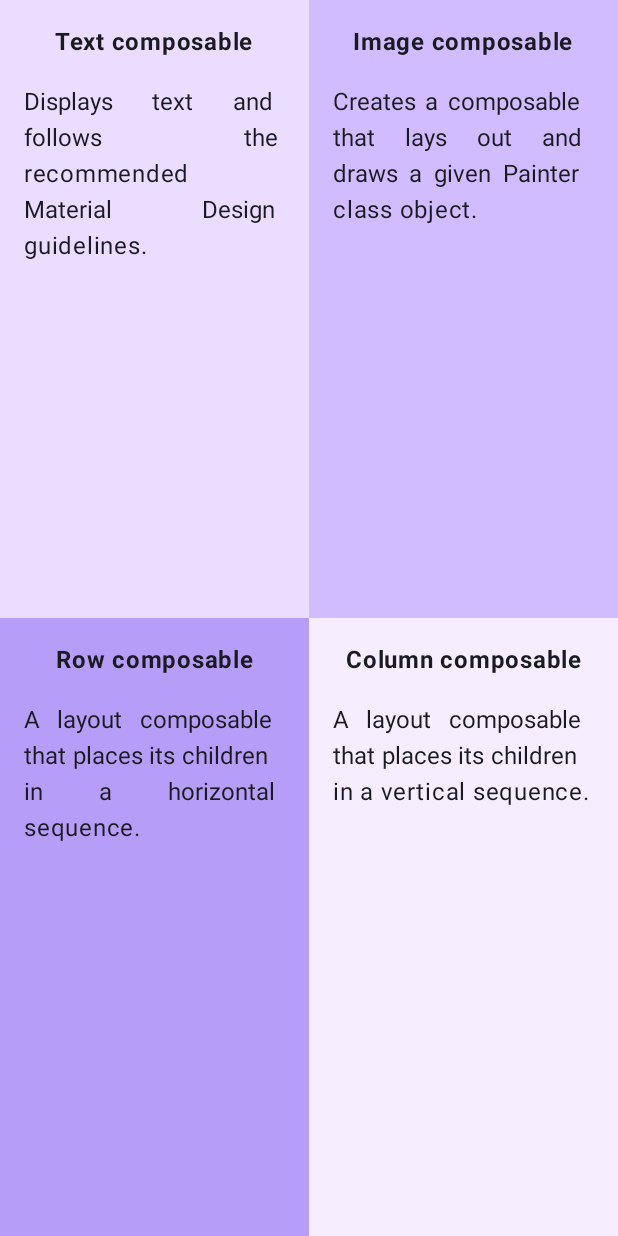
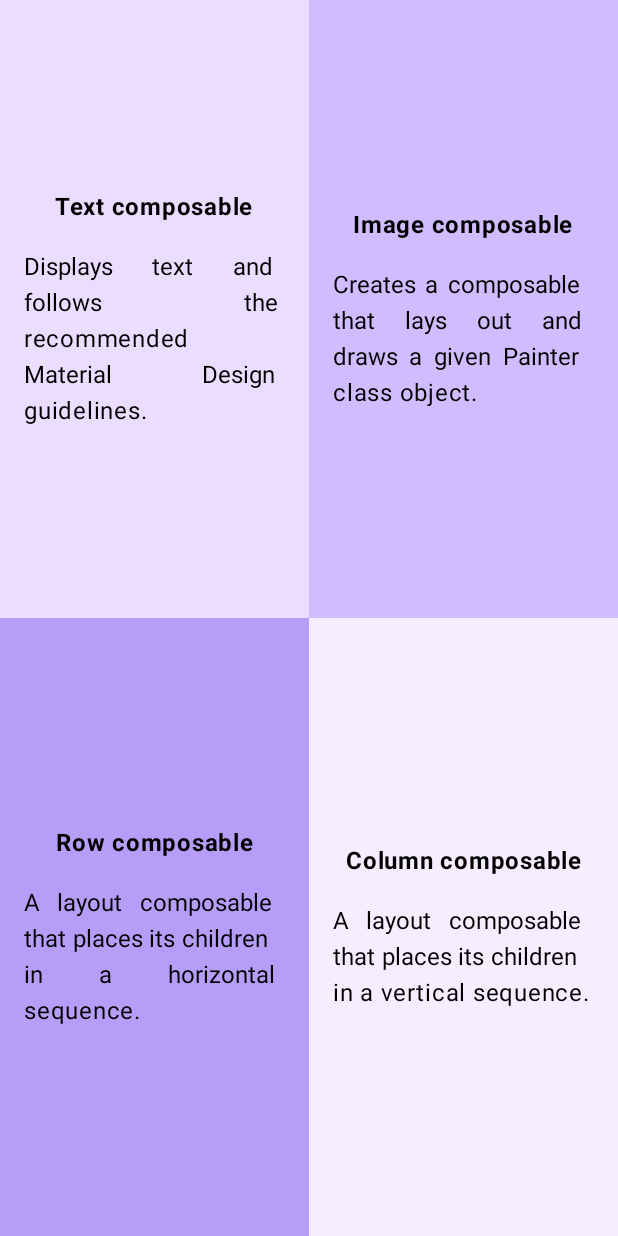
Before and after one commit to Francesco-Rapetti/compose-quadrant, an Android app built with Jetpack Compose: the screen it shows after launch (MainActivity), on a phone screen of 412 x 824 dp. Run offline under Robolectric (Android 15) with nearby library versions, the phone set to English and light mode, and no system bars.

Commit message:
Center quadrant's text

```diff
--- a/app/src/main/java/com/example/composequadrant/MainActivity.kt
+++ b/app/src/main/java/com/example/composequadrant/MainActivity.kt
@@ -5,6 +5,7 @@ import android.os.Bundle
 import androidx.activity.ComponentActivity
 import androidx.activity.compose.setContent
 import androidx.compose.foundation.background
+import androidx.compose.foundation.layout.Arrangement
 import androidx.compose.foundation.layout.Box
 import androidx.compose.foundation.layout.Column
 import androidx.compose.foundation.layout.Row
@@ -22,6 +23,7 @@ import androidx.compose.ui.text.font.FontWeight
 import androidx.compose.ui.text.style.TextAlign
 import androidx.compose.ui.tooling.preview.Preview
 import androidx.compose.ui.unit.dp
+import androidx.compose.ui.unit.sp
 import com.example.composequadrant.ui.theme.ComposeQuadrantTheme
 
 class MainActivity : ComponentActivity() {
@@ -52,15 +54,17 @@ fun Quadrant(title: String, description: String, color: Color, modifier: Modifie
             .fillMaxHeight(1f)
     ) {
         Column(
+            verticalArrangement = Arrangement.Center,
             modifier = modifier
                 .padding(16.dp)
-
+                .fillMaxHeight(1f)
 
 
         ) {
             Text(
                 text = title,
                 fontWeight = FontWeight.Bold,
+                color = Color.Black,
                 modifier = Modifier
                     .padding(bottom = 16.dp)
                     .align(alignment = Alignment.CenterHorizontally)
@@ -68,7 +72,9 @@ fun Quadrant(title: String, description: String, color: Color, modifier: Modifie
 
             Text(
                 text = description,
-                textAlign = TextAlign.Justify
+                color = Color.Black,
+                textAlign = TextAlign.Justify,
+                lineHeight = 24.sp,
             )
         }
     }
```
